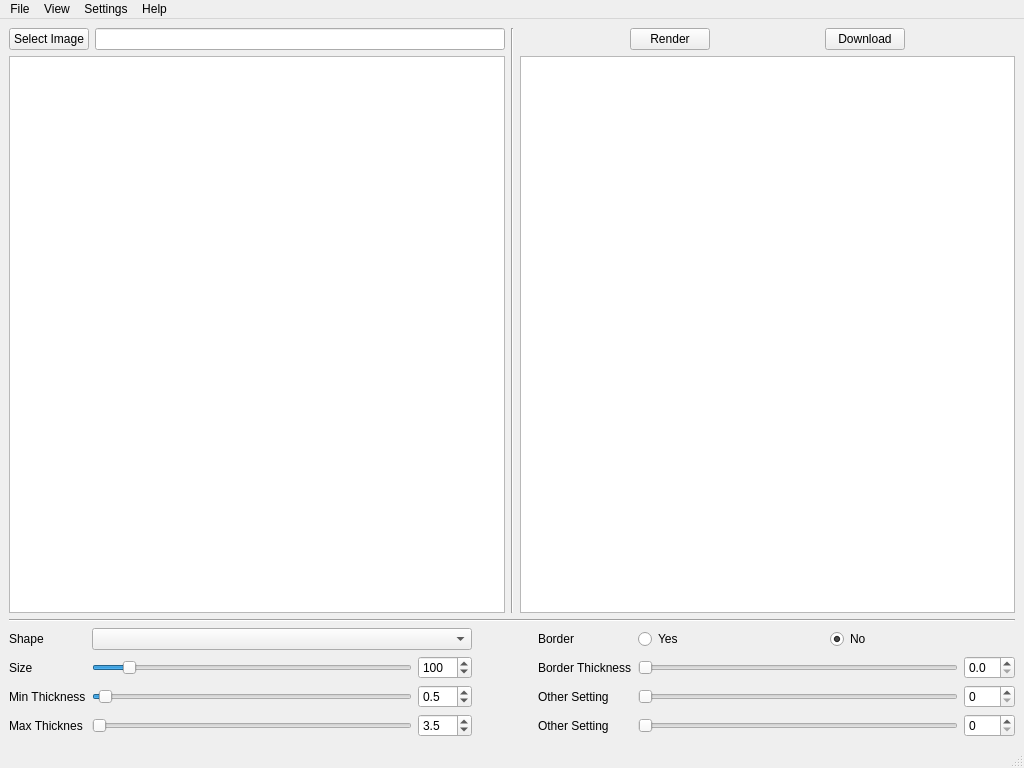
This is resources/ui/main_window.ui in calemolech/lithophanes as Qt 5 draws it before an edit. The edited form follows.
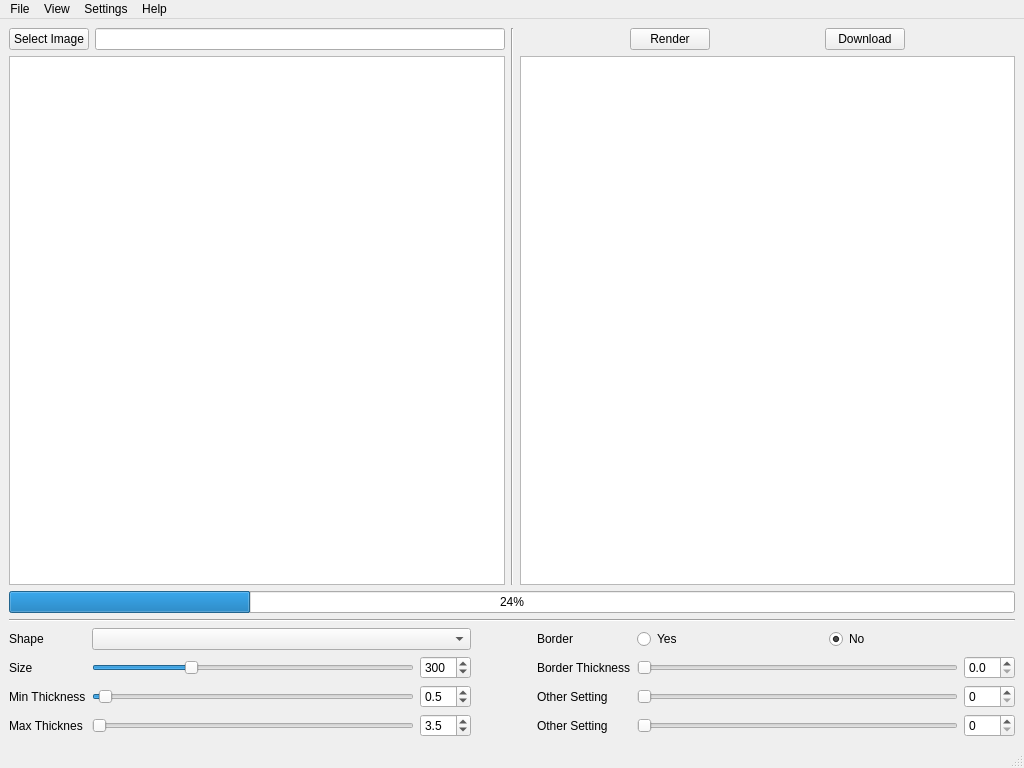
This is the edited form.

What changed in the file:
```diff
--- a/resources/ui/main_window.ui
+++ b/resources/ui/main_window.ui
@@ -19,7 +19,7 @@
    </property>
    <layout class="QVBoxLayout" name="verticalLayout_4">
     <item>
-     <layout class="QVBoxLayout" name="mainLayout" stretch="7,0,3">
+     <layout class="QVBoxLayout" name="mainLayout" stretch="7,0,0,3">
       <item>
        <layout class="QHBoxLayout" name="visualizeLayout" stretch="1,0,1">
         <item>
@@ -116,6 +116,28 @@
         </item>
        </layout>
       </item>
+      <item>
+       <widget class="QProgressBar" name="progressBar">
+        <property name="enabled">
+         <bool>true</bool>
+        </property>
+        <property name="sizePolicy">
+         <sizepolicy hsizetype="Expanding" vsizetype="Fixed">
+          <horstretch>0</horstretch>
+          <verstretch>0</verstretch>
+         </sizepolicy>
+        </property>
+        <property name="value">
+         <number>24</number>
+        </property>
+        <property name="textVisible">
+         <bool>true</bool>
+        </property>
+        <property name="format">
+         <string>%p%</string>
+        </property>
+       </widget>
+      </item>
       <item>
        <widget class="Line" name="line_2">
         <property name="orientation">
@@ -128,7 +150,10 @@
         <item row="2" column="0">
          <layout class="QGridLayout" name="gridLayout">
           <item row="2" column="5">
-           <widget class="QSlider" name="otherSetting2Slider">
+           <widget class="QSlider" name="curveSlider">
+            <property name="maximum">
+             <number>360</number>
+            </property>
             <property name="orientation">
              <enum>Qt::Horizontal</enum>
             </property>
@@ -251,7 +276,10 @@
              <number>1000</number>
             </property>
             <property name="value">
-             <number>100</number>
+             <number>300</number>
+            </property>
+            <property name="sliderPosition">
+             <number>300</number>
             </property>
             <property name="orientation">
              <enum>Qt::Horizontal</enum>
@@ -264,10 +292,10 @@
              <number>1</number>
             </property>
             <property name="maximum">
-             <number>1000</number>
+             <number>500</number>
             </property>
             <property name="value">
-             <number>100</number>
+             <number>300</number>
             </property>
            </widget>
           </item>
```
Left out of the diff: 16 changed lines with no effect on the pictures.
